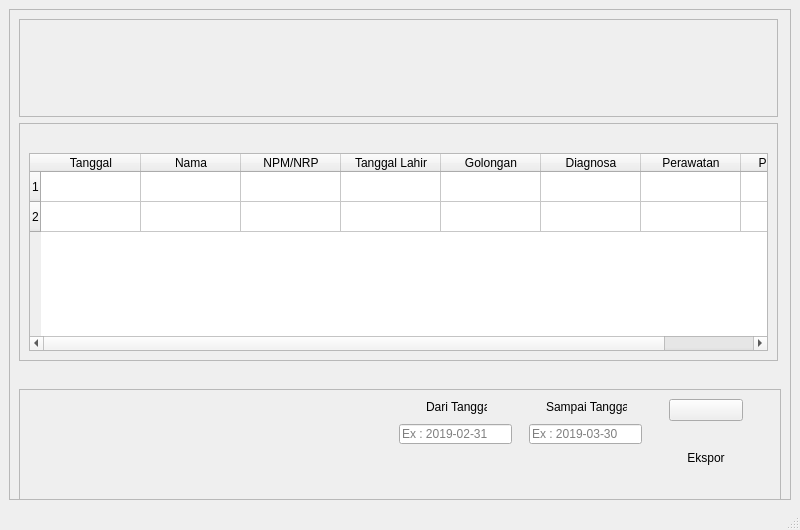
Qt form UI/export_rentang.ui (rakhid16/pkl) before a commit.
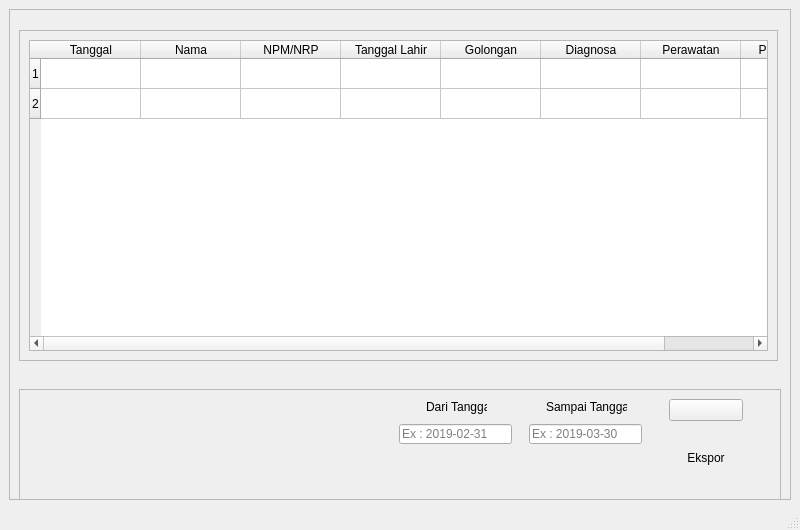
The same form after that commit. Icons and pictures are not drawn.

```diff
--- a/UI/export_rentang.ui
+++ b/UI/export_rentang.ui
@@ -29,71 +29,13 @@
     <property name="frameShadow">
      <enum>QFrame::Raised</enum>
     </property>
-    <widget class="QFrame" name="frame_2">
-     <property name="geometry">
-      <rect>
-       <x>10</x>
-       <y>10</y>
-       <width>759</width>
-       <height>98</height>
-      </rect>
-     </property>
-     <property name="frameShape">
-      <enum>QFrame::StyledPanel</enum>
-     </property>
-     <property name="frameShadow">
-      <enum>QFrame::Raised</enum>
-     </property>
-     <layout class="QGridLayout" name="gridLayout_3">
-      <item row="0" column="1">
-       <spacer name="horizontalSpacer">
-        <property name="orientation">
-         <enum>Qt::Horizontal</enum>
-        </property>
-        <property name="sizeHint" stdset="0">
-         <size>
-          <width>258</width>
-          <height>20</height>
-         </size>
-        </property>
-       </spacer>
-      </item>
-      <item row="0" column="0">
-       <layout class="QHBoxLayout" name="horizontalLayout">
-        <item>
-         <widget class="QLabel" name="label_3">
-          <property name="text">
-           <string/>
-          </property>
-          <property name="pixmap">
-           <pixmap resource="img_rsc.qrc">:/images/img/upn logo.png</pixmap>
-          </property>
-          <property name="scaledContents">
-           <bool>true</bool>
-          </property>
-         </widget>
-        </item>
-        <item>
-         <widget class="QLabel" name="label">
-          <property name="text">
-           <string/>
-          </property>
-          <property name="pixmap">
-           <pixmap resource="img_rsc.qrc">:/images/img/poli gigi logo.png</pixmap>
-          </property>
-         </widget>
-        </item>
-       </layout>
-      </item>
-     </layout>
-    </widget>
     <widget class="QFrame" name="frame_4">
      <property name="geometry">
       <rect>
        <x>10</x>
-       <y>114</y>
+       <y>21</y>
        <width>759</width>
-       <height>238</height>
+       <height>331</height>
       </rect>
      </property>
      <property name="frameShape">
@@ -104,19 +46,6 @@
      </property>
      <layout class="QGridLayout" name="gridLayout_4">
       <item row="0" column="0">
-       <spacer name="horizontalSpacer_3">
-        <property name="orientation">
-         <enum>Qt::Horizontal</enum>
-        </property>
-        <property name="sizeHint" stdset="0">
-         <size>
-          <width>739</width>
-          <height>20</height>
-         </size>
-        </property>
-       </spacer>
-      </item>
-      <item row="1" column="0">
        <widget class="QTableWidget" name="tableWidget">
         <property name="editTriggers">
          <set>QAbstractItemView::NoEditTriggers</set>
```
Left out of the diff: 12 changed lines with no effect on the pictures.
